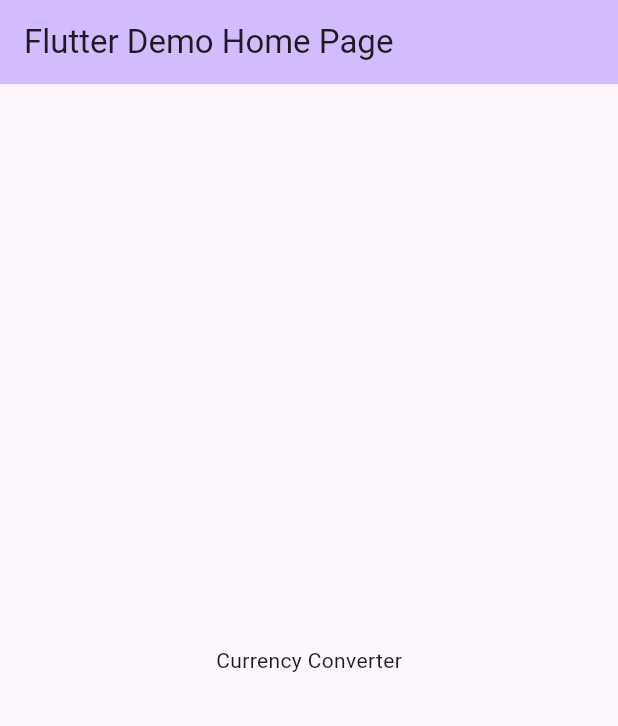
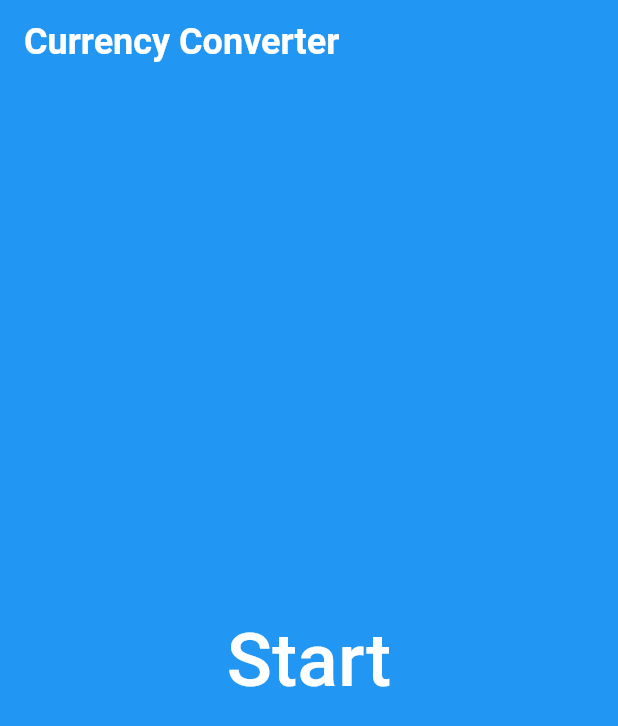
Before and after one commit to saedkhaled/currency_converter, a Flutter app: the screen it shows after launch, on a phone screen of 412 x 824 dp. Shown: the top 726 px of the screen. Run offline on Flutter 3.47's test engine with Material 2 defaults, Android fonts, the phone set to English and light mode, and no system bars; our stand-ins replace flutter_dotenv, get, get_it; network calls fail.

```diff
--- a/lib/home_page.dart
+++ /dev/null
@@ -1,33 +0,0 @@
-import 'package:flutter/material.dart';
-
-class MyHomePage extends StatefulWidget {
-  const MyHomePage({super.key, required this.title});
-
-  final String title;
-
-  @override
-  State<MyHomePage> createState() => _MyHomePageState();
-}
-
-class _MyHomePageState extends State<MyHomePage> {
-  @override
-  Widget build(BuildContext context) {
-    return Scaffold(
-      appBar: AppBar(
-        backgroundColor: Theme.of(context).colorScheme.inversePrimary,
-        title: Text(widget.title),
-      ),
-      body: const Center(
-        child: Column(
-          mainAxisAlignment: MainAxisAlignment.center,
-          children: <Widget>[
-            Text(
-              'Currency Converter',
-            ),
-
-          ],
-        ),
-      ),
-    );
-  }
-}
--- a/lib/my_app.dart
+++ b/lib/my_app.dart
@@ -1,5 +1,5 @@
 import 'package:flutter/material.dart';
-import 'home_page.dart';
+import 'ui/home_page.dart';
 
 class MyApp extends StatelessWidget {
   const MyApp({super.key});
--- /dev/null
+++ b/lib/ui/home_page.dart
@@ -0,0 +1,47 @@
+import 'package:currency_converter/modules/currency_converter/converter_controller.dart';
+import 'package:flutter/material.dart';
+
+import 'converter_page.dart';
+
+class MyHomePage extends StatefulWidget {
+  const MyHomePage({super.key, required this.title});
+
+  final String title;
+
+  @override
+  State<MyHomePage> createState() => _MyHomePageState();
+}
+
+class _MyHomePageState extends State<MyHomePage> {
+  final ConverterController _controller = ConverterController();
+
+  @override
+  Widget build(BuildContext context) {
+    return Scaffold(
+      backgroundColor: Colors.blue,
+      appBar: AppBar(
+        backgroundColor: Colors.blue,
+        title: const Text(
+          'Currency Converter',
+          style: TextStyle(
+              fontSize: 24, color: Colors.white, fontWeight: FontWeight.bold),
+        ),
+      ),
+      body: Center(
+        child: Column(
+          mainAxisAlignment: MainAxisAlignment.center,
+          children: <Widget>[
+            TextButton(
+              onPressed: () => Navigator.of(context).pushReplacement(
+                  MaterialPageRoute(builder: (ctx) => const ConverterPage())),
+              child: const Text(
+                'Start',
+                style: TextStyle(fontSize: 50, color: Colors.white),
+              ),
+            ),
+          ],
+        ),
+      ),
+    );
+  }
+}
```
Also changed, not shown: lib/ui/converter_page.dart (added, +86 -0 lines), lib/ui/currency_converter.dart (deleted, +0 -15 lines).
